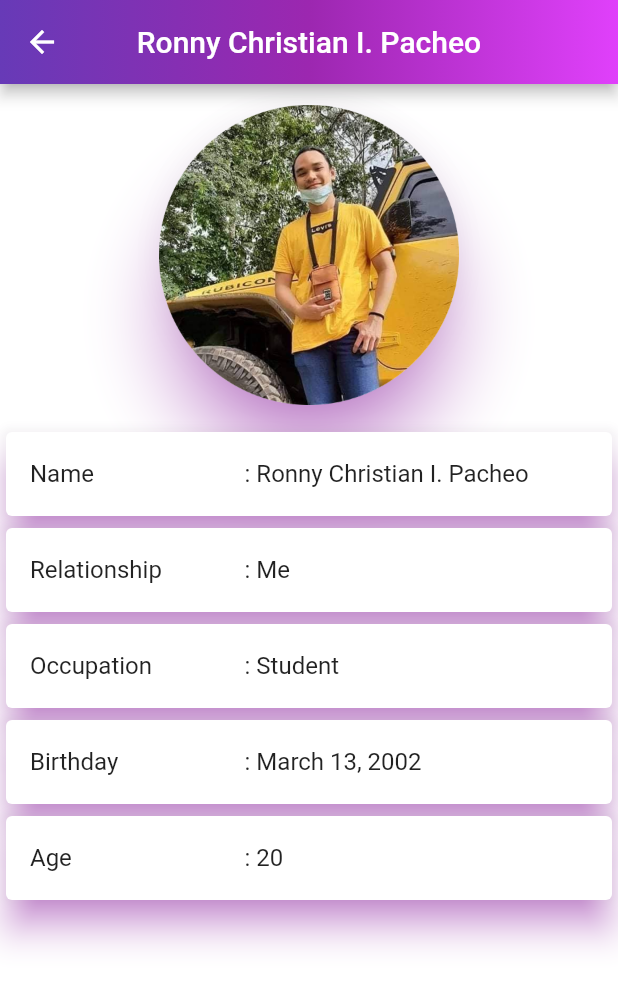
After one commit to CarlAmielTristanMoron/innovative-task, a Flutter app: the PacheoInfo screen opened directly, on a phone screen of 412 x 824 dp. The commit adds this screen. Shown: the top 987 px of the screen. Run offline on Flutter 3.47's test engine with Material 2 defaults, Android fonts, the phone set to English and light mode, and no system bars; our stand-ins replace animated_splash_screen, page_transition.

Commit message:
Pacheo Committed

```diff
--- /dev/null
+++ b/lib/Family_Info/Pacheo_Family_Info/pacheo_info.dart
@@ -0,0 +1,171 @@
+import 'package:flutter/material.dart';
+import 'package:innovative_task1/Image/Images.dart';
+import 'package:innovative_task1/Information/pacheo_family_information.dart';
+
+class PacheoInfo extends StatefulWidget {
+  const PacheoInfo({Key? key}) : super(key: key);
+
+  @override
+  State<PacheoInfo> createState() => _PacheoInfoState();
+}
+
+class _PacheoInfoState extends State<PacheoInfo> {
+  @override
+  Widget build(BuildContext context) {
+    return Scaffold(
+      appBar: AppBar(
+        flexibleSpace: Container(
+          decoration: const BoxDecoration(
+              gradient: LinearGradient(
+                  colors: [
+                    Colors.deepPurple,
+                    Colors.purple,
+                    Colors.purpleAccent
+                  ]
+              )
+          ),
+        ),
+        centerTitle: true,
+        title: const Text('Ronny Christian I. Pacheo',
+          style: TextStyle(
+              color: Colors.white
+          ),
+        ),
+      ),
+      body: Container(
+        color: Colors.white,
+        child: ListView(
+          children: [
+            const Padding(
+              padding: EdgeInsets.all(10),
+              child: SizedBox(
+                child: Card(
+                  shape: CircleBorder(),
+                  elevation: 20,
+                  shadowColor: Colors.purpleAccent,
+                  child: Image(
+                    height: 200,
+                    width: 200,
+                    image: AssetImage(
+                        Images.pacheoProfile
+                    ),
+                  ),
+                ),
+              ),
+            ),
+            Card(
+              elevation: 10,
+              shadowColor: Colors.purpleAccent,
+              child: ListTile(
+                title: Row(
+                  children: [
+                    const Expanded(
+                        flex: 5,
+                        child: Text(
+                            'Name'
+                        )
+                    ),
+                    Expanded(
+                        flex: 8,
+                        child: Text(
+                            ': ${PacheoInformation.names[0]}'
+                        )
+                    ),
+                  ],
+                ),
+              ),
+            ),
+            Card(
+              elevation: 10,
+              shadowColor: Colors.purpleAccent,
+              child: ListTile(
+                title: Row(
+                  children: [
+                    const Expanded(
+                        flex: 5,
+                        child: Text(
+                            'Relationship'
+                        )
+                    ),
+                    Expanded(
+                        flex: 8,
+                        child: Text(
+                            ': ${PacheoInformation.relationship[0]}'
+                        )
+                    ),
+                  ],
+                ),
+              ),
+            ),
+            Card(
+              elevation: 10,
+              shadowColor: Colors.purpleAccent,
+              child: ListTile(
+                title: Row(
+                  children: [
+                    const Expanded(
+                        flex: 5,
+                        child: Text(
+                            'Occupation'
+                        )
+                    ),
+                    Expanded(
+                        flex: 8,
+                        child: Text(
+                            ': ${PacheoInformation.occupation[0]}'
+                        )
+                    ),
+                  ],
+                ),
+              ),
+            ),
+            Card(
+              elevation: 10,
+              shadowColor: Colors.purpleAccent,
+              child: ListTile(
+                title: Row(
+                  children: [
+                    const Expanded(
+                        flex: 5,
+                        child: Text(
+                            'Birthday'
+                        )
+                    ),
+                    Expanded(
+                        flex: 8,
+                        child: Text(
+                            ': ${PacheoInformation.birthday[0]}'
+                        )
+                    ),
+                  ],
+                ),
+              ),
+            ),
+            Card(
+              elevation: 10,
+              shadowColor: Colors.purpleAccent,
+              child: ListTile(
+                title: Row(
+                  children: [
+                    const Expanded(
+                        flex: 5,
+                        child: Text(
+                            'Age'
+                        )
+                    ),
+                    Expanded(
+                        flex: 8,
+                        child: Text(
+                            ': ${PacheoInformation.age[0]}'
+                        )
+                    ),
+                  ],
+                ),
+              ),
+            ),
+          ],
+        ),
+      ),
+    );
+  }
+}
--- a/lib/Home_Page/home_page.dart
+++ b/lib/Home_Page/home_page.dart
@@ -1,6 +1,8 @@
 import 'package:flutter/material.dart';
 import 'package:innovative_task1/Home_Page/Moron_Files/moron_tab_bar.dart';
 import 'package:innovative_task1/Home_Page/Moron_Files/moron_tab_bar_view.dart';
+import 'package:innovative_task1/Home_Page/Pacheo_Files/pacheo_tab_bar.dart';
+import 'package:innovative_task1/Home_Page/Pacheo_Files/pacheo_tab_bar_view.dart';
 import 'Nacario_Files/nacario_tab_bar.dart';
 import 'Nacario_Files/nacario_tab_bar_view.dart';
 import 'Oñate_Files/oñate_tab_bar.dart';
@@ -21,7 +23,7 @@ class HomePage extends StatefulWidget {
 
 class _HomePageState extends State<HomePage> with SingleTickerProviderStateMixin {
 
-  late TabController controller = TabController(length: 5, vsync: this);
+  late TabController controller = TabController(length: 6, vsync: this);
 
   @override
   Widget build(BuildContext context) {
@@ -153,6 +155,7 @@ class _HomePageState extends State<HomePage> with SingleTickerProviderStateMixin
             RonoloTabBar(),
             VaguchayTabBar(),
             NacarioTabBar(),
+            PacheoTabBar(),
 
           ]
         ),
@@ -165,6 +168,7 @@ class _HomePageState extends State<HomePage> with SingleTickerProviderStateMixin
           RonoloTabBarView(),
           VaguchayTabBarView(),
           NacarioTabBarView(),
+          PacheoTabBarView(),
         ]
       ),
     );
--- a/lib/Image/Images.dart
+++ b/lib/Image/Images.dart
@@ -31,5 +31,7 @@ class Images {
   static const fatherNacarioProfile = '${asset}FatherNacario.png';
   static const motherNacarioProfile = '${asset}MotherNacario.png';
 
-
+  static const pacheoProfile = '${asset}ronny.png';
+  static const grandmotherPacheoProfile = '${asset}GrandmotherPacheo.png';
+  static const motherPacheoProfile = '${asset}MotherPacheo.png';
 }
--- /dev/null
+++ b/lib/Information/pacheo_family_information.dart
@@ -0,0 +1,33 @@
+class PacheoInformation {
+
+  static List <String> names = [
+    'Ronny Christian I. Pacheo',
+    'Severa B. Inguito',
+    'Rowena I. Pacheo'
+  ];
+
+  static List <String> relationship = [
+    'Me',
+    'Grandmother',
+    'Mother'
+  ];
+
+  static List <String> occupation = [
+    'Student',
+    'Tailor',
+    'Retired'
+  ];
+
+  static List <String> birthday = [
+    'March 13, 2002',
+    'October 1, 1943',
+    'July 14, 1971'
+  ];
+
+  static List <int> age = [
+    20,
+    79,
+    51
+  ];
+
+}
```
Also changed, not shown: lib/Family_Info/Pacheo_Family_Info/grandmother_pacheo_info.dart (added, +171 -0 lines), lib/Family_Info/Pacheo_Family_Info/mother_pacheo_info.dart (added, +171 -0 lines), lib/Home_Page/Pacheo_Files/pacheo_tab_bar.dart (added, +44 -0 lines), lib/Home_Page/Pacheo_Files/pacheo_tab_bar_view.dart (added, +120 -0 lines), assets/GrandmotherPacheo.png (added), assets/MotherPacheo.png (added), assets/ronny.png (added).
